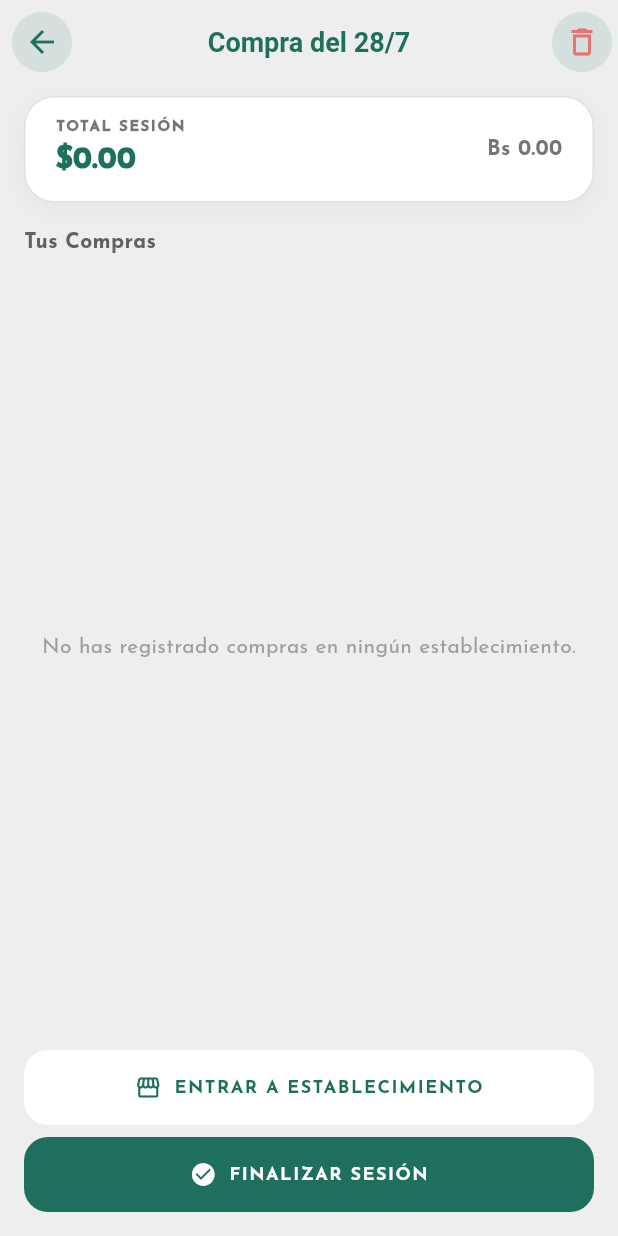
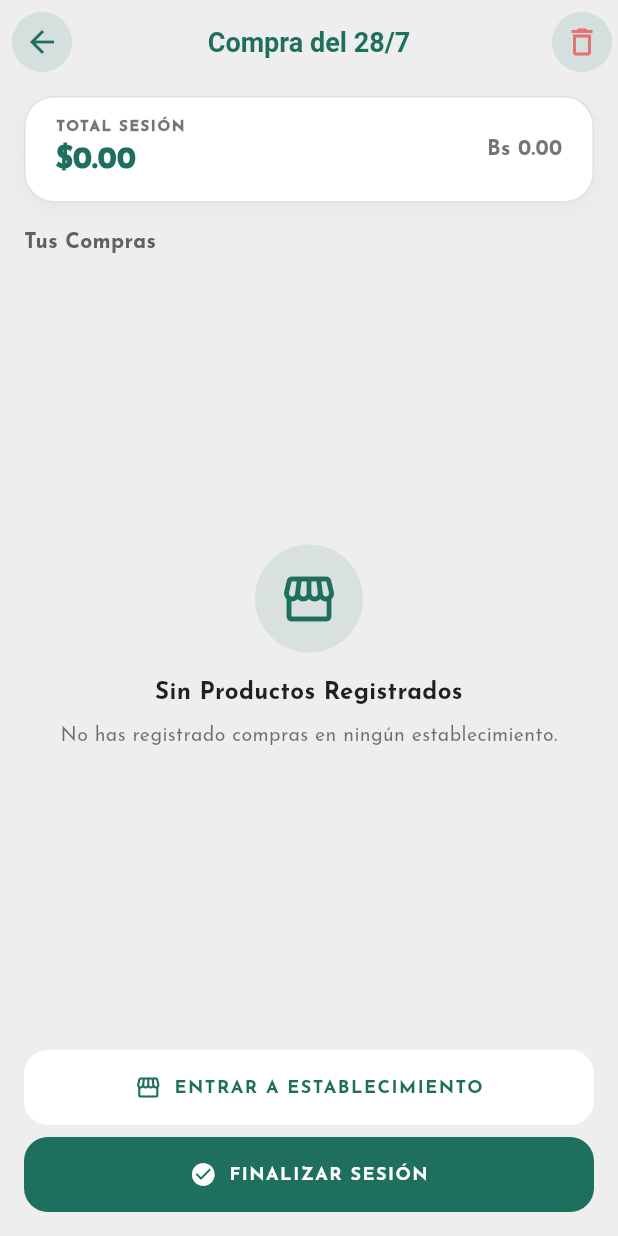
Before and after one commit to jottache/quebrado, a Flutter app: the MarketScreen screen opened directly, after a tap on the "add" icon, on a phone screen of 412 x 824 dp. Run offline on Flutter 3.47's test engine with Material 3 defaults, Android fonts, the phone set to English and light mode, and no system bars; our stand-ins replace file_picker, fl_chart, flutter_local_notifications, google_fonts, image_picker, local_auth and 4 more; accounts and stored records are empty.

Commit message:
fix mercadio

```diff
--- a/quebrado-app-flutter/lib/screens/market_screen.dart
+++ b/quebrado-app-flutter/lib/screens/market_screen.dart
@@ -3,6 +3,7 @@ import 'package:provider/provider.dart';
 import '../widgets/claymorphic_card.dart';
 import '../theme/colors.dart';
 import '../viewmodels/app_state.dart';
+import '../models/currency_type.dart';
 import '../models/market_item.dart';
 import '../models/market_store.dart';
 import '../models/market_trip.dart';
@@ -270,6 +271,31 @@ class _MarketScreenState extends State<MarketScreen> with SingleTickerProviderSt
     );
   }
 
+  Map<String, double> _getTripTotals(AppState appState, MarketTrip trip) {
+    final itemsInTrip = appState.marketItems.where((i) => i.tripId == trip.id).toList();
+    double tripTotalUSD = 0.0;
+    double tripTotalVES = 0.0;
+
+    if (itemsInTrip.isNotEmpty) {
+      tripTotalUSD = itemsInTrip.fold(0.0, (sum, i) => sum + i.priceUSD);
+      tripTotalVES = itemsInTrip.fold(0.0, (sum, i) => sum + i.priceVES);
+    } else if (trip.transactionId != null) {
+      final txMatches = appState.transactions.where((t) => t.id == trip.transactionId);
+      if (txMatches.isNotEmpty) {
+        final tx = txMatches.first;
+        if (tx.currency == CurrencyType.usd) {
+          tripTotalUSD = tx.amount;
+          tripTotalVES = tx.amount * (tx.exchangeRate > 0 ? tx.exchangeRate : appState.bcvRate);
+        } else {
+          tripTotalVES = tx.amount;
+          final rate = tx.exchangeRate > 0 ? tx.exchangeRate : appState.bcvRate;
+          tripTotalUSD = rate > 0 ? tx.amount / rate : 0.0;
+        }
+      }
+    }
+    return {'usd': tripTotalUSD, 'ves': tripTotalVES};
+  }
+
   Widget _buildTripsTab(AppState appState, MarketTrip? activeTrip) {
     if (appState.marketTrips.isEmpty) {
       return _buildEmptyState(
@@ -296,9 +322,9 @@ class _MarketScreenState extends State<MarketScreen> with SingleTickerProviderSt
       double monthTotalUSD = 0.0;
       double monthTotalVES = 0.0;
       for (var trip in trips) {
-        final items = appState.marketItems.where((i) => i.tripId == trip.id);
-        monthTotalUSD += items.fold(0.0, (sum, i) => sum + i.priceUSD);
-        monthTotalVES += items.fold(0.0, (sum, i) => sum + i.priceVES);
+        final totals = _getTripTotals(appState, trip);
+        monthTotalUSD += totals['usd']!;
+        monthTotalVES += totals['ves']!;
       }
 
       listItems.add(_HeaderItem(monthYear, monthTotalUSD, monthTotalVES));
@@ -379,7 +405,9 @@ class _MarketScreenState extends State<MarketScreen> with SingleTickerProviderSt
           final trip = item.trip;
           final itemsInTrip = appState.marketItems.where((i) => i.tripId == trip.id).toList();
           final visitedStores = itemsInTrip.map((e) => e.storeId).toSet();
-          final tripTotalUSD = itemsInTrip.fold(0.0, (sum, i) => sum + i.priceUSD);
+          final totals = _getTripTotals(appState, trip);
+          final tripTotalUSD = totals['usd']!;
+          final tripTotalVES = totals['ves']!;
 
           return Padding(
             padding: const EdgeInsets.symmetric(horizontal: 16.0, vertical: 4.0),
@@ -440,7 +468,9 @@ class _MarketScreenState extends State<MarketScreen> with SingleTickerProviderSt
                           ),
                           SizedBox(height: 4),
                           Text(
-                            "${visitedStores.length} lugares visitados",
+                            visitedStores.isNotEmpty
+                                ? "${visitedStores.length} lugares visitados"
+                                : (trip.transactionId != null ? "Finalizada (Ver Transacción)" : "0 lugares visitados"),
                             style: TextStyle(
                               color: Colors.grey[600],
                               fontSize: 12,
--- a/quebrado-app-flutter/lib/screens/market_trip_screen.dart
+++ b/quebrado-app-flutter/lib/screens/market_trip_screen.dart
@@ -41,8 +41,26 @@ class MarketTripScreen extends StatelessWidget {
       itemsByStore[item.storeId]!.add(item);
     }
 
-    final totalUSD = itemsInTrip.fold(0.0, (sum, i) => sum + i.priceUSD);
-    final totalVES = itemsInTrip.fold(0.0, (sum, i) => sum + i.priceVES);
+    double totalUSD = 0.0;
+    double totalVES = 0.0;
+
+    if (itemsInTrip.isNotEmpty) {
+      totalUSD = itemsInTrip.fold(0.0, (sum, i) => sum + i.priceUSD);
+      totalVES = itemsInTrip.fold(0.0, (sum, i) => sum + i.priceVES);
+    } else if (trip.transactionId != null) {
+      final txMatches = appState.transactions.where((t) => t.id == trip.transactionId);
+      if (txMatches.isNotEmpty) {
+        final tx = txMatches.first;
+        if (tx.currency == CurrencyType.usd) {
+          totalUSD = tx.amount;
+          totalVES = tx.amount * (tx.exchangeRate > 0 ? tx.exchangeRate : appState.bcvRate);
+        } else {
+          totalVES = tx.amount;
+          final rate = tx.exchangeRate > 0 ? tx.exchangeRate : appState.bcvRate;
+          totalUSD = rate > 0 ? tx.amount / rate : 0.0;
+        }
+      }
+    }
 
     return Scaffold(
       backgroundColor: AppColors.background,
@@ -128,10 +146,49 @@ class MarketTripScreen extends StatelessWidget {
             Expanded(
               child: itemsByStore.isEmpty
                   ? Center(
-                      child: Text(
-                        "No has registrado compras en ningún establecimiento.",
-                        style: TextStyle(color: Colors.grey),
-                        textAlign: TextAlign.center,
+                      child: Padding(
+                        padding: const EdgeInsets.symmetric(horizontal: 32.0, vertical: 24.0),
+                        child: Column(
+                          mainAxisAlignment: MainAxisAlignment.center,
+                          children: [
+                            Container(
+                              padding: const EdgeInsets.all(16),
+                              decoration: BoxDecoration(
+                                color: AppColors.primary.withOpacity(0.1),
+                                shape: BoxShape.circle,
+                              ),
+                              child: Icon(
+                                trip.transactionId != null ? Icons.receipt_long : Icons.storefront_outlined,
+                                size: 40,
+                                color: AppColors.primary,
+                              ),
+                            ),
+                            const SizedBox(height: 16),
+                            Text(
+                              trip.transactionId != null
+                                  ? "Sesión Registrada"
+                                  : "Sin Productos Registrados",
+                              style: TextStyle(
+                                fontSize: 16,
+                                fontWeight: FontWeight.bold,
+                                color: AppColors.cardText,
+                              ),
+                              textAlign: TextAlign.center,
+                            ),
+                            const SizedBox(height: 8),
+                            Text(
+                              trip.transactionId != null
+                                  ? "Esta sesión fue finalizada y guardada como un gasto de \$${totalUSD.toStringAsFixed(2)} (Bs ${totalVES.toStringAsFixed(2)}).\n\nLos ítems individuales no estaban desglosados en este respaldo, pero el monto total del gasto está guardado en tu cuenta."
+                                  : "No has registrado compras en ningún establecimiento.",
+                              style: TextStyle(
+                                color: AppColors.cardSubtitleText,
+                                fontSize: 13,
+                                height: 1.4,
+                              ),
+                              textAlign: TextAlign.center,
+                            ),
+                          ],
+                        ),
                       ),
                     )
                   : ListView.builder(
--- a/quebrado-app-flutter/lib/viewmodels/app_state.dart
+++ b/quebrado-app-flutter/lib/viewmodels/app_state.dart
@@ -675,9 +675,24 @@ class AppState extends ChangeNotifier {
   double get totalMarketSpentThisMonthUSD {
     final now = DateTime.now();
     double total = 0.0;
-    for (var item in marketItems) {
-      if (item.date.year == now.year && item.date.month == now.month) {
-        total += item.priceUSD;
+
+    for (var trip in marketTrips) {
+      if (trip.date.year == now.year && trip.date.month == now.month) {
+        final itemsInTrip = marketItems.where((i) => i.tripId == trip.id);
+        if (itemsInTrip.isNotEmpty) {
+          total += itemsInTrip.fold(0.0, (sum, i) => sum + i.priceUSD);
+        } else if (trip.transactionId != null) {
+          final txMatches = transactions.where((t) => t.id == trip.transactionId);
+          if (txMatches.isNotEmpty) {
+            final tx = txMatches.first;
+            if (tx.currency == CurrencyType.usd) {
+              total += tx.amount;
+            } else {
+              final rate = tx.exchangeRate > 0 ? tx.exchangeRate : _bcvRate;
+              total += rate > 0 ? tx.amount / rate : 0.0;
+            }
+          }
+        }
       }
     }
     return total;
```
